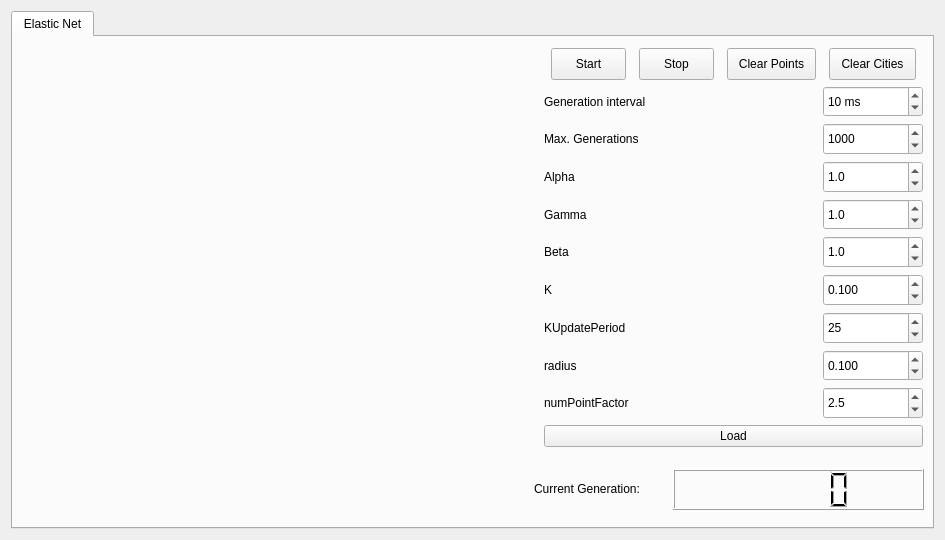
Before: the Qt Designer form HPC_TSP_GUI/mainwindow.ui in chrisspi/HPCTravelingSalesman, drawn with Qt 5.
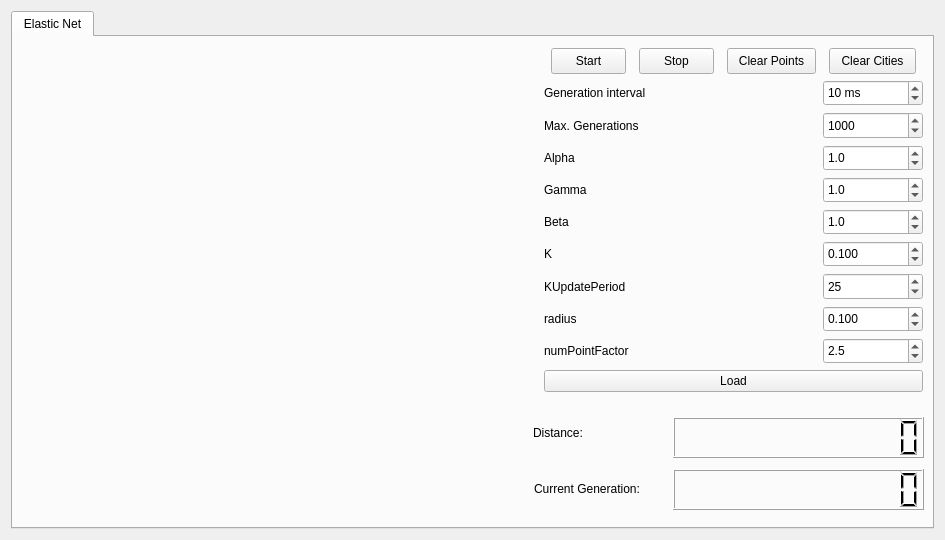
After: the same form once the commit is applied.

```diff
--- a/HPC_TSP_GUI/mainwindow.ui
+++ b/HPC_TSP_GUI/mainwindow.ui
@@ -52,7 +52,7 @@
             <x>520</x>
             <y>0</y>
             <width>401</width>
-            <height>421</height>
+            <height>366</height>
            </rect>
           </property>
           <layout class="QVBoxLayout" name="setLayout_3">
@@ -469,6 +469,9 @@
             <height>41</height>
            </rect>
           </property>
+          <property name="digitCount">
+           <number>12</number>
+          </property>
          </widget>
          <widget class="QLabel" name="label">
           <property name="geometry">
@@ -483,6 +486,41 @@
            <string>Current Generation:</string>
           </property>
          </widget>
+         <widget class="QLabel" name="label_2">
+          <property name="geometry">
+           <rect>
+            <x>520</x>
+            <y>370</y>
+            <width>141</width>
+            <height>51</height>
+           </rect>
+          </property>
+          <property name="text">
+           <string>Distance:</string>
+          </property>
+         </widget>
+         <widget class="QLCDNumber" name="lcdDistance">
+          <property name="geometry">
+           <rect>
+            <x>660</x>
+            <y>380</y>
+            <width>251</width>
+            <height>41</height>
+           </rect>
+          </property>
+          <property name="font">
+           <font>
+            <weight>50</weight>
+            <bold>false</bold>
+           </font>
+          </property>
+          <property name="smallDecimalPoint">
+           <bool>false</bool>
+          </property>
+          <property name="digitCount">
+           <number>12</number>
+          </property>
+         </widget>
         </widget>
        </widget>
       </item>
```
